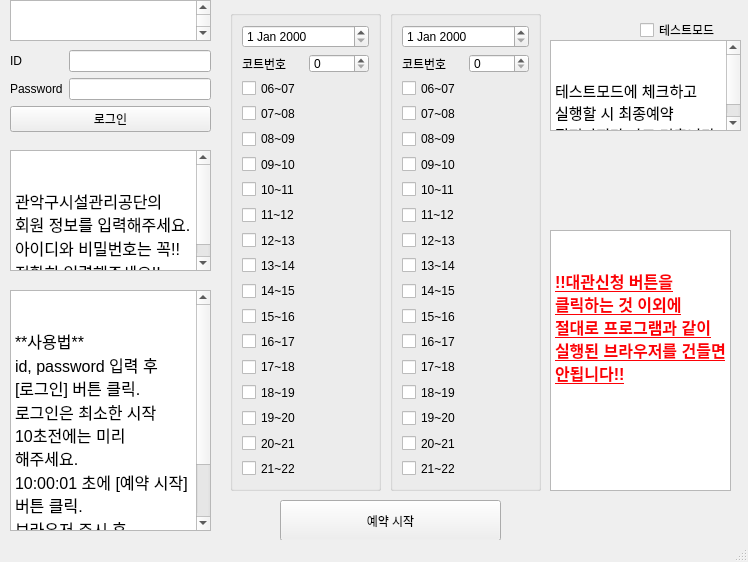
The window that gwanak-for-mac/gwanak.ui (thisIsJooS/Court-Reservation-Macro) describes before a commit, drawn with Qt 5.
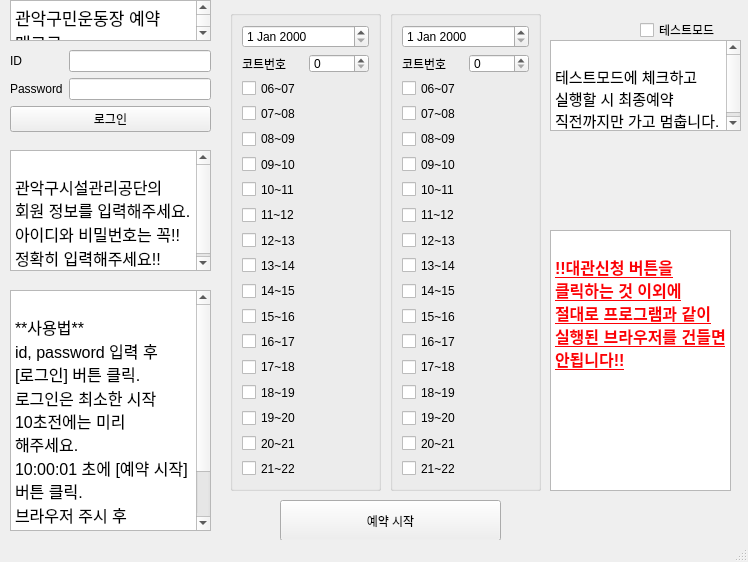
The same window after the commit.

Commit message: 미오픈시 새로고침 가능하도록

What changed in the file:
```diff
--- a/gwanak-for-mac/gwanak.ui
+++ b/gwanak-for-mac/gwanak.ui
@@ -63,7 +63,12 @@
           </rect>
         </property>
         <property name="html">
-          <string>&lt;!DOCTYPE HTML PUBLIC &quot;-//W3C//DTD HTML 4.0//EN&quot; &quot;http://www.w3.org/TR/REC-html40/strict.dtd&quot;&gt; &lt;html&gt;&lt;head&gt;&lt;meta name=&quot;qrichtext&quot; content=&quot;1&quot; /&gt;&lt;style type=&quot;text/css&quot;&gt; p, li { white-space: pre-wrap; } &lt;/style&gt;&lt;/head&gt;&lt;body style=&quot; font-family:'.AppleSystemUIFont'; font-size:13pt; font-weight:400; font-style:normal;&quot;&gt; &lt;p style=&quot; margin-top:0px; margin-bottom:0px; margin-left:0px; margin-right:0px; -qt-block-indent:0; text-indent:0px;&quot;&gt;관악구민운동장 예약 매크로&lt;/p&gt; &lt;p style=&quot; margin-top:0px; margin-bottom:0px; margin-left:0px; margin-right:0px; -qt-block-indent:0; text-indent:0px;&quot;&gt;v1.1.0&lt;/p&gt;&lt;/body&gt;&lt;/html&gt;</string>
+     <string>&lt;!DOCTYPE HTML PUBLIC &quot;-//W3C//DTD HTML 4.0//EN&quot; &quot;http://www.w3.org/TR/REC-html40/strict.dtd&quot;&gt;
+&lt;html&gt;&lt;head&gt;&lt;meta name=&quot;qrichtext&quot; content=&quot;1&quot; /&gt;&lt;style type=&quot;text/css&quot;&gt;
+p, li { white-space: pre-wrap; }
+&lt;/style&gt;&lt;/head&gt;&lt;body style=&quot; font-family:'.AppleSystemUIFont'; font-size:13pt; font-weight:400; font-style:normal;&quot;&gt;
+&lt;p style=&quot; margin-top:0px; margin-bottom:0px; margin-left:0px; margin-right:0px; -qt-block-indent:0; text-indent:0px;&quot;&gt;관악구민운동장 예약 매크로&lt;/p&gt;
+&lt;p style=&quot; margin-top:0px; margin-bottom:0px; margin-left:0px; margin-right:0px; -qt-block-indent:0; text-indent:0px;&quot;&gt;v1.2.0&lt;/p&gt;&lt;/body&gt;&lt;/html&gt;</string>
         </property>
       </widget>
       <widget class="QCheckBox" name="testModeBtn">
@@ -89,7 +94,12 @@
           </rect>
         </property>
         <property name="html">
-          <string>&lt;!DOCTYPE HTML PUBLIC &quot;-//W3C//DTD HTML 4.0//EN&quot; &quot;http://www.w3.org/TR/REC-html40/strict.dtd&quot;&gt; &lt;html&gt;&lt;head&gt;&lt;meta name=&quot;qrichtext&quot; content=&quot;1&quot; /&gt;&lt;style type=&quot;text/css&quot;&gt; p, li { white-space: pre-wrap; } &lt;/style&gt;&lt;/head&gt;&lt;body style=&quot; font-family:'.AppleSystemUIFont'; font-size:13pt; font-weight:400; font-style:normal;&quot;&gt; &lt;p style=&quot; margin-top:0px; margin-bottom:0px; margin-left:0px; margin-right:0px; -qt-block-indent:0; text-indent:0px;&quot;&gt;&lt;span style=&quot; font-size:11pt;&quot;&gt;테스트모드에 체크하고 실행할 시 최종예약 직전까지만 가고 멈춥니다.&lt;/span&gt;&lt;/p&gt;&lt;/body&gt;&lt;/html&gt;</string>
+     <string>&lt;!DOCTYPE HTML PUBLIC &quot;-//W3C//DTD HTML 4.0//EN&quot; &quot;http://www.w3.org/TR/REC-html40/strict.dtd&quot;&gt;
+&lt;html&gt;&lt;head&gt;&lt;meta name=&quot;qrichtext&quot; content=&quot;1&quot; /&gt;&lt;style type=&quot;text/css&quot;&gt;
+p, li { white-space: pre-wrap; }
+&lt;/style&gt;&lt;/head&gt;&lt;body style=&quot; font-family:'.AppleSystemUIFont'; font-size:13pt; font-weight:400; font-style:normal;&quot;&gt;
+&lt;p style=&quot; margin-top:0px; margin-bottom:0px; margin-left:0px; margin-right:0px; -qt-block-indent:0; text-indent:0px;&quot;&gt; &lt;/p&gt;
+&lt;p style=&quot; margin-top:0px; margin-bottom:0px; margin-left:0px; margin-right:0px; -qt-block-indent:0; text-indent:0px;&quot;&gt;&lt;span style=&quot; font-size:11pt;&quot;&gt;테스트모드에 체크하고 실행할 시 최종예약 직전까지만 가고 멈춥니다.&lt;/span&gt;&lt;/p&gt;&lt;/body&gt;&lt;/html&gt;</string>
         </property>
       </widget>
       <widget class="QGroupBox" name="GroupBox_day1">
@@ -252,7 +262,14 @@
           </rect>
         </property>
         <property name="html">
-          <string>&lt;!DOCTYPE HTML PUBLIC &quot;-//W3C//DTD HTML 4.0//EN&quot; &quot;http://www.w3.org/TR/REC-html40/strict.dtd&quot;&gt; &lt;html&gt;&lt;head&gt;&lt;meta name=&quot;qrichtext&quot; content=&quot;1&quot; /&gt;&lt;style type=&quot;text/css&quot;&gt; p, li { white-space: pre-wrap; } &lt;/style&gt;&lt;/head&gt;&lt;body style=&quot; font-family:'.AppleSystemUIFont'; font-size:13pt; font-weight:400; font-style:normal;&quot;&gt; &lt;p style=&quot; margin-top:0px; margin-bottom:0px; margin-left:0px; margin-right:0px; -qt-block-indent:0; text-indent:0px;&quot;&gt;&lt;span style=&quot; font-size:12pt;&quot;&gt;관악구시설관리공단의 회원 정보를 입력해주세요.&lt;/span&gt;&lt;/p&gt; &lt;p style=&quot; margin-top:0px; margin-bottom:0px; margin-left:0px; margin-right:0px; -qt-block-indent:0; text-indent:0px;&quot;&gt;&lt;span style=&quot; font-size:12pt;&quot;&gt;아이디와 비밀번호는 꼭!!&lt;/span&gt;&lt;/p&gt; &lt;p style=&quot; margin-top:0px; margin-bottom:0px; margin-left:0px; margin-right:0px; -qt-block-indent:0; text-indent:0px;&quot;&gt;&lt;span style=&quot; font-size:12pt;&quot;&gt;정확히 입력해주세요!!&lt;/span&gt;&lt;/p&gt;&lt;/body&gt;&lt;/html&gt;</string>
+     <string>&lt;!DOCTYPE HTML PUBLIC &quot;-//W3C//DTD HTML 4.0//EN&quot; &quot;http://www.w3.org/TR/REC-html40/strict.dtd&quot;&gt;
+&lt;html&gt;&lt;head&gt;&lt;meta name=&quot;qrichtext&quot; content=&quot;1&quot; /&gt;&lt;style type=&quot;text/css&quot;&gt;
+p, li { white-space: pre-wrap; }
+&lt;/style&gt;&lt;/head&gt;&lt;body style=&quot; font-family:'.AppleSystemUIFont'; font-size:13pt; font-weight:400; font-style:normal;&quot;&gt;
+&lt;p style=&quot; margin-top:0px; margin-bottom:0px; margin-left:0px; margin-right:0px; -qt-block-indent:0; text-indent:0px;&quot;&gt; &lt;/p&gt;
+&lt;p style=&quot; margin-top:0px; margin-bottom:0px; margin-left:0px; margin-right:0px; -qt-block-indent:0; text-indent:0px;&quot;&gt;&lt;span style=&quot; font-size:12pt;&quot;&gt;관악구시설관리공단의 회원 정보를 입력해주세요.&lt;/span&gt;&lt;/p&gt;
+&lt;p style=&quot; margin-top:0px; margin-bottom:0px; margin-left:0px; margin-right:0px; -qt-block-indent:0; text-indent:0px;&quot;&gt;&lt;span style=&quot; font-size:12pt;&quot;&gt;아이디와 비밀번호는 꼭!!&lt;/span&gt;&lt;/p&gt;
+&lt;p style=&quot; margin-top:0px; margin-bottom:0px; margin-left:0px; margin-right:0px; -qt-block-indent:0; text-indent:0px;&quot;&gt;&lt;span style=&quot; font-size:12pt;&quot;&gt;정확히 입력해주세요!!&lt;/span&gt;&lt;/p&gt;&lt;/body&gt;&lt;/html&gt;</string>
         </property>
       </widget>
       <widget class="QTextBrowser" name="textBrowser_3">
@@ -265,7 +282,18 @@
           </rect>
         </property>
         <property name="html">
-          <string>&lt;!DOCTYPE HTML PUBLIC &quot;-//W3C//DTD HTML 4.0//EN&quot; &quot;http://www.w3.org/TR/REC-html40/strict.dtd&quot;&gt; &lt;html&gt;&lt;head&gt;&lt;meta name=&quot;qrichtext&quot; content=&quot;1&quot; /&gt;&lt;style type=&quot;text/css&quot;&gt; p, li { white-space: pre-wrap; } &lt;/style&gt;&lt;/head&gt;&lt;body style=&quot; font-family:'.AppleSystemUIFont'; font-size:13pt; font-weight:400; font-style:normal;&quot;&gt; &lt;p style=&quot; margin-top:0px; margin-bottom:0px; margin-left:0px; margin-right:0px; -qt-block-indent:0; text-indent:0px;&quot;&gt;&lt;span style=&quot; font-size:12pt;&quot;&gt;**사용법**&lt;/span&gt;&lt;/p&gt; &lt;p style=&quot; margin-top:0px; margin-bottom:0px; margin-left:0px; margin-right:0px; -qt-block-indent:0; text-indent:0px;&quot;&gt;&lt;span style=&quot; font-size:12pt;&quot;&gt;id, password 입력 후 [로그인] 버튼 클릭.&lt;/span&gt;&lt;/p&gt; &lt;p style=&quot; margin-top:0px; margin-bottom:0px; margin-left:0px; margin-right:0px; -qt-block-indent:0; text-indent:0px;&quot;&gt;&lt;span style=&quot; font-size:12pt;&quot;&gt;로그인은 최소한 시작 10초전에는 미리 해주세요.&lt;/span&gt;&lt;/p&gt; &lt;p style=&quot; margin-top:0px; margin-bottom:0px; margin-left:0px; margin-right:0px; -qt-block-indent:0; text-indent:0px;&quot;&gt;&lt;span style=&quot; font-size:12pt;&quot;&gt;10:00:01 초에 [예약 시작] 버튼 클릭.&lt;/span&gt;&lt;/p&gt; &lt;p style=&quot; margin-top:0px; margin-bottom:0px; margin-left:0px; margin-right:0px; -qt-block-indent:0; text-indent:0px;&quot;&gt;&lt;span style=&quot; font-size:12pt;&quot;&gt;브라우저 주시 후 '대관신청' 버튼 클릭.&lt;/span&gt;&lt;/p&gt; &lt;p style=&quot;-qt-paragraph-type:empty; margin-top:0px; margin-bottom:0px; margin-left:0px; margin-right:0px; -qt-block-indent:0; text-indent:0px; font-size:12pt;&quot;&gt;&lt;br /&gt;&lt;/p&gt; &lt;p style=&quot;-qt-paragraph-type:empty; margin-top:0px; margin-bottom:0px; margin-left:0px; margin-right:0px; -qt-block-indent:0; text-indent:0px;&quot;&gt;&lt;br /&gt;&lt;/p&gt;&lt;/body&gt;&lt;/html&gt;</string>
+     <string>&lt;!DOCTYPE HTML PUBLIC &quot;-//W3C//DTD HTML 4.0//EN&quot; &quot;http://www.w3.org/TR/REC-html40/strict.dtd&quot;&gt;
+&lt;html&gt;&lt;head&gt;&lt;meta name=&quot;qrichtext&quot; content=&quot;1&quot; /&gt;&lt;style type=&quot;text/css&quot;&gt;
+p, li { white-space: pre-wrap; }
+&lt;/style&gt;&lt;/head&gt;&lt;body style=&quot; font-family:'.AppleSystemUIFont'; font-size:13pt; font-weight:400; font-style:normal;&quot;&gt;
+&lt;p style=&quot; margin-top:0px; margin-bottom:0px; margin-left:0px; margin-right:0px; -qt-block-indent:0; text-indent:0px;&quot;&gt; &lt;/p&gt;
+&lt;p style=&quot; margin-top:0px; margin-bottom:0px; margin-left:0px; margin-right:0px; -qt-block-indent:0; text-indent:0px;&quot;&gt;&lt;span style=&quot; font-size:12pt;&quot;&gt;**사용법**&lt;/span&gt;&lt;/p&gt;
+&lt;p style=&quot; margin-top:0px; margin-bottom:0px; margin-left:0px; margin-right:0px; -qt-block-indent:0; text-indent:0px;&quot;&gt;&lt;span style=&quot; font-size:12pt;&quot;&gt;id, password 입력 후 [로그인] 버튼 클릭.&lt;/span&gt;&lt;/p&gt;
+&lt;p style=&quot; margin-top:0px; margin-bottom:0px; margin-left:0px; margin-right:0px; -qt-block-indent:0; text-indent:0px;&quot;&gt;&lt;span style=&quot; font-size:12pt;&quot;&gt;로그인은 최소한 시작 10초전에는 미리 해주세요.&lt;/span&gt;&lt;/p&gt;
+&lt;p style=&quot; margin-top:0px; margin-bottom:0px; margin-left:0px; margin-right:0px; -qt-block-indent:0; text-indent:0px;&quot;&gt;&lt;span style=&quot; font-size:12pt;&quot;&gt;10:00:01 초에 [예약 시작] 버튼 클릭.&lt;/span&gt;&lt;/p&gt;
+&lt;p style=&quot; margin-top:0px; margin-bottom:0px; margin-left:0px; margin-right:0px; -qt-block-indent:0; text-indent:0px;&quot;&gt;&lt;span style=&quot; font-size:12pt;&quot;&gt;브라우저 주시 후 '대관신청' 버튼 클릭.&lt;/span&gt;&lt;/p&gt;
+&lt;p style=&quot;-qt-paragraph-type:empty; margin-top:0px; margin-bottom:0px; margin-left:0px; margin-right:0px; -qt-block-indent:0; text-indent:0px; font-size:12pt;&quot;&gt;&lt;br /&gt;&lt;/p&gt;
+&lt;p style=&quot;-qt-paragraph-type:empty; margin-top:0px; margin-bottom:0px; margin-left:0px; margin-right:0px; -qt-block-indent:0; text-indent:0px;&quot;&gt;&lt;br /&gt;&lt;/p&gt;&lt;/body&gt;&lt;/html&gt;</string>
         </property>
       </widget>
       <widget class="QTextBrowser" name="textBrowser">
@@ -278,7 +306,12 @@
           </rect>
         </property>
         <property name="html">
-          <string>&lt;!DOCTYPE HTML PUBLIC &quot;-//W3C//DTD HTML 4.0//EN&quot; &quot;http://www.w3.org/TR/REC-html40/strict.dtd&quot;&gt; &lt;html&gt;&lt;head&gt;&lt;meta name=&quot;qrichtext&quot; content=&quot;1&quot; /&gt;&lt;style type=&quot;text/css&quot;&gt; p, li { white-space: pre-wrap; } &lt;/style&gt;&lt;/head&gt;&lt;body style=&quot; font-family:'.AppleSystemUIFont'; font-size:13pt; font-weight:400; font-style:normal;&quot;&gt; &lt;p style=&quot; margin-top:0px; margin-bottom:0px; margin-left:0px; margin-right:0px; -qt-block-indent:0; text-indent:0px;&quot;&gt;&lt;span style=&quot; font-size:12pt; font-weight:600; text-decoration: underline; color:#fc0107;&quot;&gt;!!대관신청 버튼을 클릭하는 것 이외에 절대로 프로그램과 같이 실행된 브라우저를 건들면 안됩니다!!&lt;/span&gt;&lt;/p&gt;&lt;/body&gt;&lt;/html&gt;</string>
+     <string>&lt;!DOCTYPE HTML PUBLIC &quot;-//W3C//DTD HTML 4.0//EN&quot; &quot;http://www.w3.org/TR/REC-html40/strict.dtd&quot;&gt;
+&lt;html&gt;&lt;head&gt;&lt;meta name=&quot;qrichtext&quot; content=&quot;1&quot; /&gt;&lt;style type=&quot;text/css&quot;&gt;
+p, li { white-space: pre-wrap; }
+&lt;/style&gt;&lt;/head&gt;&lt;body style=&quot; font-family:'.AppleSystemUIFont'; font-size:13pt; font-weight:400; font-style:normal;&quot;&gt;
+&lt;p style=&quot; margin-top:0px; margin-bottom:0px; margin-left:0px; margin-right:0px; -qt-block-indent:0; text-indent:0px;&quot;&gt; &lt;/p&gt;
+&lt;p style=&quot; margin-top:0px; margin-bottom:0px; margin-left:0px; margin-right:0px; -qt-block-indent:0; text-indent:0px;&quot;&gt;&lt;span style=&quot; font-size:12pt; font-weight:600; text-decoration: underline; color:#fc0107;&quot;&gt;!!대관신청 버튼을 클릭하는 것 이외에 절대로 프로그램과 같이 실행된 브라우저를 건들면 안됩니다!!&lt;/span&gt;&lt;/p&gt;&lt;/body&gt;&lt;/html&gt;</string>
         </property>
       </widget>
       <widget class="QGroupBox" name="GroupBox_day1_2">
```
Lines whose indentation alone changed are shown as unchanged. The commit also changes 1 other file.
